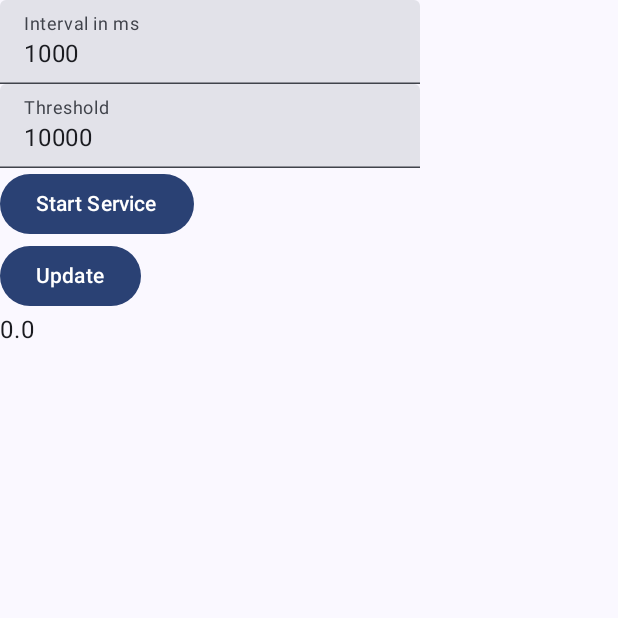
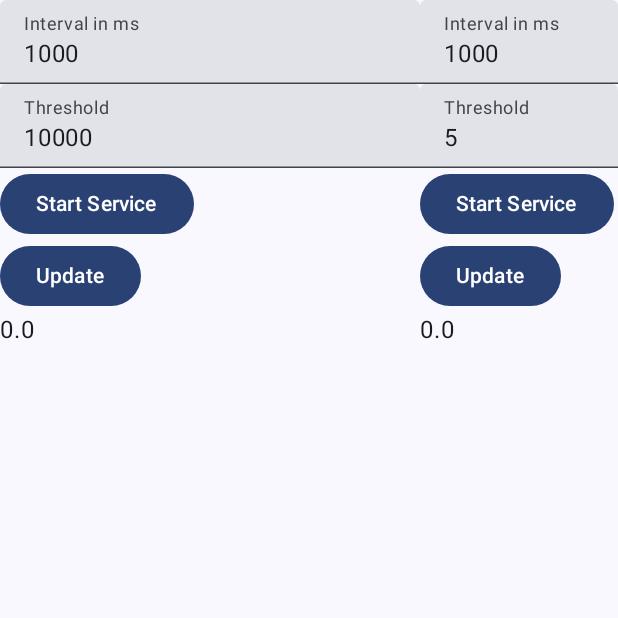
Before and after one commit to Feleuxens/mobile-computing-lab, an Android app built with Jetpack Compose: the screen it shows after launch (MainActivity), on a phone screen of 412 x 824 dp, the top half of it. Run offline under Robolectric (Android 15) with nearby library versions, the phone set to English and light mode, and no system bars.

Commit message:
add second sensor

```diff
--- a/assignment1/sensors/app/build.gradle.kts
+++ b/assignment1/sensors/app/build.gradle.kts
@@ -36,7 +36,6 @@ android {
     }
     buildFeatures {
         compose = true
-        aidl = true
     }
 }
 
--- a/assignment1/sensors/app/src/main/java/de/team10/task2/MainActivity.kt
+++ b/assignment1/sensors/app/src/main/java/de/team10/task2/MainActivity.kt
@@ -1,19 +1,18 @@
 package de.team10.task2
 
 import android.app.Application
+import android.app.Service
 import android.content.BroadcastReceiver
-import android.content.ComponentName
 import android.content.Context
 import android.content.Intent
 import android.content.IntentFilter
-import android.content.ServiceConnection
 import android.os.Bundle
-import android.os.IBinder
+import android.widget.Toast
 import androidx.activity.ComponentActivity
-import androidx.activity.ComponentActivity.BIND_AUTO_CREATE
 import androidx.activity.compose.setContent
 import androidx.activity.enableEdgeToEdge
 import androidx.compose.foundation.layout.Column
+import androidx.compose.foundation.layout.Row
 import androidx.compose.foundation.layout.padding
 import androidx.compose.foundation.text.KeyboardOptions
 import androidx.compose.material3.Button
@@ -21,6 +20,7 @@ import androidx.compose.material3.Text
 import androidx.compose.material3.TextField
 import androidx.compose.runtime.Composable
 import androidx.compose.runtime.getValue
+import androidx.compose.runtime.mutableFloatStateOf
 import androidx.compose.runtime.mutableStateOf
 import androidx.compose.runtime.remember
 import androidx.compose.runtime.setValue
@@ -29,6 +29,7 @@ import androidx.compose.ui.platform.LocalContext
 import androidx.compose.ui.res.stringResource
 import androidx.compose.ui.text.input.KeyboardType
 import androidx.compose.ui.unit.dp
+import androidx.core.content.ContextCompat
 import androidx.localbroadcastmanager.content.LocalBroadcastManager
 
 
@@ -47,13 +48,40 @@ class MainActivity : ComponentActivity() {
 
 @Composable
 fun MainContent(modifier: Modifier, application: Application) {
+
+    Row {
+        SensorView(
+            application,
+            LightSensorReader::class.java,
+            0f,
+            1000,
+            10000,
+            "de.team10.task2.timer.light.UPDATE",
+                "de.team10.task2.timer.light.THRESHOLD"
+        )
+
+
+        SensorView(
+            application,
+            ProximitySensorReader::class.java,
+            10f,
+            1000,
+            5,
+            "de.team10.task2.timer.proximity.UPDATE",
+            "de.team10.task2.timer.proximity.THRESHOLD"
+        )
+    }
+}
+
+@Composable
+fun <T: Service> SensorView(application: Application, cls: Class<T>, defaultValue: Float, intervalDefault: Long, thresholdDefault: Long, updateTopic: String, thresholdTopic: String) {
     val context = LocalContext.current
-    var intervalText by remember { mutableStateOf("1000") }
-    var thresholdText by remember { mutableStateOf("10000") }
+    var intervalText by remember { mutableStateOf(intervalDefault.toString()) }
+    var thresholdText by remember { mutableStateOf(thresholdDefault.toString()) }
 
-    var sensorValue by remember { mutableStateOf(0.0f) }
+    var sensorValue by remember { mutableFloatStateOf(0.0f) }
 
-    val receiver = object : BroadcastReceiver() {
+    val receiverUpdate = object : BroadcastReceiver() {
         override fun onReceive(context: Context?, intent: Intent?) {
             val value = intent?.getFloatExtra("value", 0.0f)
             if (value != null) {
@@ -62,7 +90,19 @@ fun MainContent(modifier: Modifier, application: Application) {
         }
     }
 
-    LocalBroadcastManager.getInstance(application).registerReceiver(receiver, IntentFilter("de.team10.task2.timer.UPDATE"))
+    val receiverThreshold = object : BroadcastReceiver() {
+        override fun onReceive(context: Context?, intent: Intent?) {
+            val value = intent?.getFloatExtra("value", 0.0f)
+            if (value != null) {
+                Toast.makeText(application, value.toString(), Toast.LENGTH_SHORT).show();
+            }
+        }
+    }
+
+
+
+    LocalBroadcastManager.getInstance(application).registerReceiver(receiverUpdate, IntentFilter(updateTopic))
+    LocalBroadcastManager.getInstance(application).registerReceiver(receiverThreshold, IntentFilter(thresholdTopic))
 
     Column {
         TextField(
@@ -81,14 +121,15 @@ fun MainContent(modifier: Modifier, application: Application) {
 
         Button(
             onClick = {
-                val interval = intervalText.toLongOrNull() ?: 1000
-                val threshold = thresholdText.toLongOrNull() ?: 10000
-                val intent = Intent(context, SensorReader::class.java).apply {
+                val interval = intervalText.toLongOrNull() ?: intervalDefault
+                val threshold = thresholdText.toLongOrNull() ?: thresholdDefault
+                val intent = Intent(context, cls).apply {
                     action = "START_TIMER"
                     putExtra("interval", interval)
                     putExtra("threshold", threshold)
                 }
-                context.startService(intent)
+                ContextCompat.startForegroundService(application, intent)
+                // context.startService(intent)
             }
         ) {
             Text("Start Service")
@@ -97,9 +138,9 @@ fun MainContent(modifier: Modifier, application: Application) {
 
         Button(
             onClick = {
-                val interval = intervalText.toLongOrNull() ?: 1000
-                val threshold = thresholdText.toLongOrNull() ?: 10000
-                val intent = Intent(context, SensorReader::class.java).apply {
+                val interval = intervalText.toLongOrNull() ?: intervalDefault
+                val threshold = thresholdText.toLongOrNull() ?: thresholdDefault
+                val intent = Intent(context, cls).apply {
                     action = "UPDATE_PARAMS"
                     putExtra("interval", interval)
                     putExtra("threshold", threshold)
@@ -113,8 +154,5 @@ fun MainContent(modifier: Modifier, application: Application) {
         Text(
             text = "${sensorValue}"
         )
-
-
     }
-
 }
```
Also changed, not shown: assignment1/sensors/app/src/main/AndroidManifest.xml (+13 -3 lines), assignment1/sensors/app/src/main/java/de/team10/task2/LightSensorReader.kt (added, +134 -0 lines), assignment1/sensors/app/src/main/java/de/team10/task2/ProximitySensorReader.kt (added, +134 -0 lines), assignment1/sensors/app/src/main/java/de/team10/task2/SensorReader.kt (deleted, +0 -84 lines).
